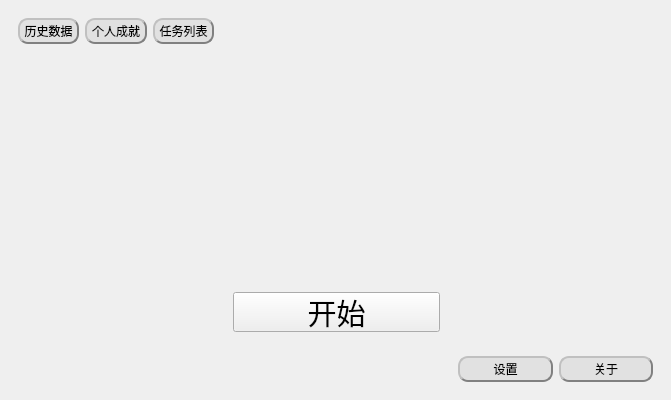
First picture: the form in TomClock_QtCreator/screenUi/mainwindow.ui, repository MeoRinLime/TomClock, before the edit.
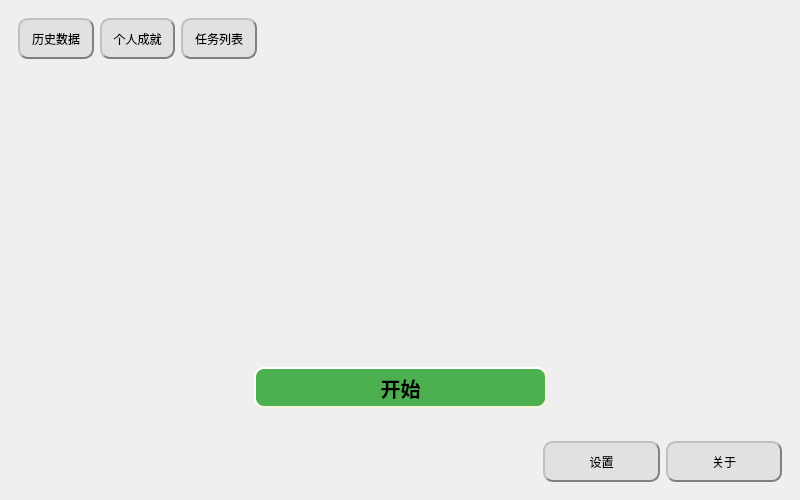
Second picture: the form after the edit. Icons and pictures are not drawn.

Diff of the .ui file:
```diff
--- a/TomClock_QtCreator/screenUi/mainwindow.ui
+++ b/TomClock_QtCreator/screenUi/mainwindow.ui
@@ -6,14 +6,14 @@
    <rect>
     <x>0</x>
     <y>0</y>
-    <width>671</width>
-    <height>400</height>
+    <width>800</width>
+    <height>500</height>
    </rect>
   </property>
   <property name="minimumSize">
    <size>
-    <width>600</width>
-    <height>400</height>
+    <width>800</width>
+    <height>500</height>
    </size>
   </property>
   <property name="windowTitle">
@@ -29,6 +29,9 @@
   <property name="autoFillBackground">
    <bool>true</bool>
   </property>
+  <property name="styleSheet">
+   <string notr="true"/>
+  </property>
   <widget class="QWidget" name="centralwidget">
    <property name="minimumSize">
     <size>
@@ -316,19 +319,48 @@
          </property>
          <property name="minimumSize">
           <size>
-           <width>200</width>
-           <height>40</height>
+           <width>84</width>
+           <height>34</height>
           </size>
          </property>
          <property name="font">
           <font>
            <family>方正铭石体 简</family>
-           <pointsize>22</pointsize>
+           <pointsize>-1</pointsize>
+           <italic>false</italic>
+           <bold>true</bold>
+           <kerning>true</kerning>
           </font>
          </property>
+         <property name="styleSheet">
+          <string notr="true">QPushButton {
+    background-color: #4CAF50;
+    border-style: outset;
+    border-width: 2px;
+    border-radius: 10px;
+    border-color: beige;
+    font: bold 20px;
+    min-width: 80px;
+    min-height: 30px;
+}
+
+QPushButton:hover {
+    background-color: #3e8e41;
+}
+
+QPushButton:pressed {
+    background-color: #2e6b2e;
+}</string>
+         </property>
          <property name="text">
           <string>开始</string>
          </property>
+         <property name="iconSize">
+          <size>
+           <width>20</width>
+           <height>20</height>
+          </size>
+         </property>
         </widget>
        </item>
        <item>
```
